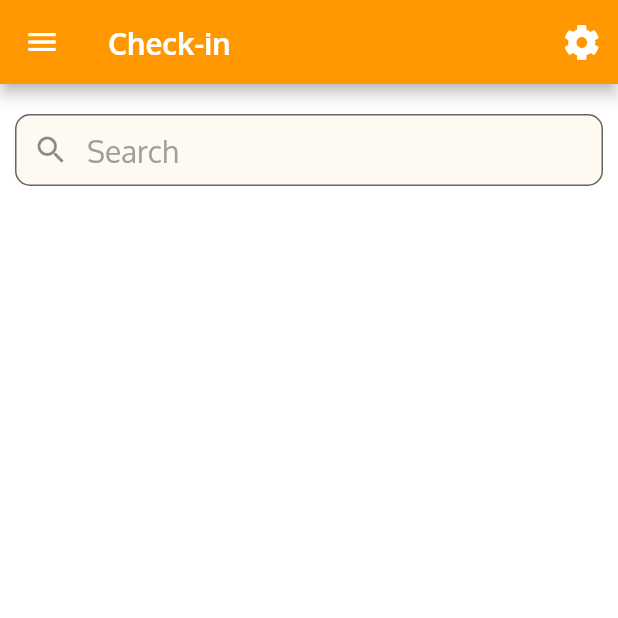
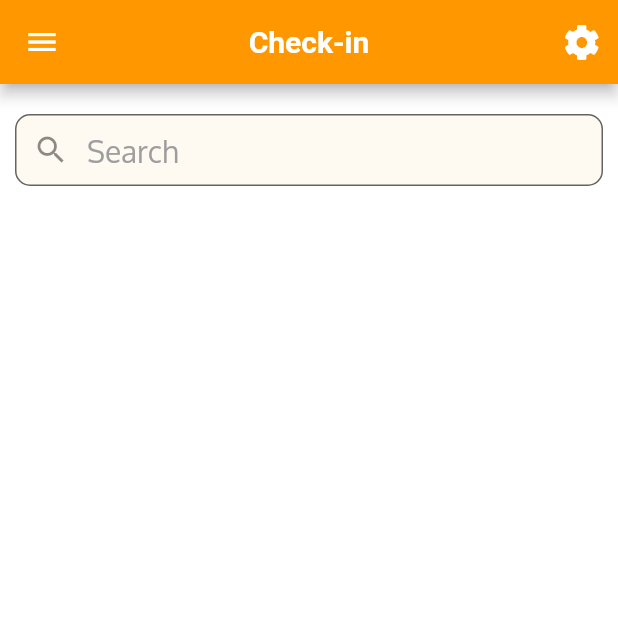
Before and after one commit to Mina-Nabil/StMaryFC, a Flutter app: the HomeScreen screen opened directly, on a phone screen of 412 x 824 dp, the top half of it. Run offline on Flutter 3.47's test engine with Material 2 defaults, Android fonts, the phone set to English and light mode, and no system bars; our stand-ins replace connectivity, flutter_secure_storage, font_awesome_flutter, image_cropper, image_picker, page_transition and 1 more; accounts and stored records are empty; network calls fail.

Commit message:
add AppBar theme and remove DefAppBar no need anymore

```diff
--- a/lib/screens/EditLoginEmailScreen.dart
+++ b/lib/screens/EditLoginEmailScreen.dart
@@ -18,7 +18,7 @@ class EditLoginEmailScreen extends StatelessWidget {
   @override
   Widget build(BuildContext context) {
     return FAScreen(
-      appBar: DefAppBar.getBar(context, "Change Email", isAdd: false),
+      appBar: AppBar(title: Text("Change Email")),
       body: Container(
           padding: EdgeInsets.only(top: 20, left: 20, right: 20),
           decoration: BoxDecoration(color: Colors.white, borderRadius: BorderRadius.all(Radius.circular(15)), border: Border.all(color: Color.fromRGBO(79, 50, 0, 1))),
--- a/lib/screens/EditLoginPasswordScreen.dart
+++ b/lib/screens/EditLoginPasswordScreen.dart
@@ -17,7 +17,7 @@ class EditLoginPasswordScreen extends StatelessWidget {
   @override
   Widget build(BuildContext context) {
     return FAScreen(
-      appBar: DefAppBar.getBar(context,"Change Password", isAdd: false),
+      appBar: AppBar(title: Text("Change Password")),
       body: Container(
           padding: EdgeInsets.only(top: 20, left: 20, right: 20),
           decoration: BoxDecoration(color: Colors.white, borderRadius: BorderRadius.all(Radius.circular(15)), border: Border.all(color: Color.fromRGBO(79, 50, 0, 1))),
--- a/lib/screens/HomeScreen.dart
+++ b/lib/screens/HomeScreen.dart
@@ -1,12 +1,13 @@
 import 'dart:async';
 import 'package:StMaryFA/providers/UsersProvider.dart';
-import 'package:StMaryFA/widgets/DefAppBar.dart';
+import 'package:StMaryFA/screens/SettingsScreen.dart';
 import 'package:StMaryFA/widgets/DefDrawer.dart';
 import 'package:StMaryFA/widgets/UserCard.dart';
 import 'package:StMaryFA/widgets/UserDialog.dart';
 import 'package:flutter/cupertino.dart';
 import 'package:flutter/material.dart';
 import 'package:flutter/rendering.dart';
+import 'package:font_awesome_flutter/font_awesome_flutter.dart';
 import 'package:intl/intl.dart';
 import 'package:provider/provider.dart';
 
@@ -30,7 +31,10 @@ class _HomeScreenState extends State<HomeScreen> {
   Widget build(BuildContext context) {
     return Scaffold(
       backgroundColor: Theme.of(context).backgroundColor,
-      appBar: DefAppBar.getBar(context, "Check-in"),
+      appBar: AppBar(
+        title: Text("Check-in"),
+        actions: [IconButton(icon: FaIcon(FontAwesomeIcons.cog), onPressed: () => Navigator.of(context).push(MaterialPageRoute(builder: (context) => SettingsScreen())),)]
+      ),
       drawer: DefDrawer(),
       body: Container(
         padding: EdgeInsets.symmetric(horizontal: 10, vertical: 20),
--- a/lib/screens/ProfileScreen.dart
+++ b/lib/screens/ProfileScreen.dart
@@ -12,7 +12,7 @@ class ProfileScreen extends StatelessWidget {
   @override
   Widget build(BuildContext context) {
     return FAScreen(
-      appBar: DefAppBar.getBar(context, Utils.capitalize(Provider.of<Auth>(context).userName), isAdd: false),
+      appBar: AppBar(title: Text(Utils.capitalize(Provider.of<Auth>(context).userName))),
       body: Column(
         children: [
           Expanded(child: UserScreen.view(Provider.of<Auth>(context).currentUser, extra: EditLoginInfo(),)),
--- a/lib/screens/SettingsScreen.dart
+++ b/lib/screens/SettingsScreen.dart
@@ -1,7 +1,6 @@
 import 'package:StMaryFA/screens/AddUsersScreen.dart';
 import 'package:StMaryFA/screens/FAScreen.dart';
 import 'package:StMaryFA/screens/GroupsScreen.dart';
-import 'package:StMaryFA/widgets/DefAppBar.dart';
 import 'package:flutter/material.dart';
 import 'package:font_awesome_flutter/font_awesome_flutter.dart';
 
@@ -24,7 +23,7 @@ class _SettingsScreenState extends State<SettingsScreen> {
   @override
   Widget build(BuildContext context) {
     return FAScreen(
-      appBar: DefAppBar.getBar(context, "Settings", isAdd: false),
+      appBar: AppBar(title: Text("Settings")),
       body: PageView(
           controller: _controller,
           onPageChanged: (i) => changeIndex(i),
--- a/lib/screens/UserProfileScreen.dart
+++ b/lib/screens/UserProfileScreen.dart
@@ -2,7 +2,6 @@ import 'package:StMaryFA/models/User.dart';
 import 'package:StMaryFA/providers/UsersProvider.dart';
 import 'package:StMaryFA/screens/AddUsersScreen.dart';
 import 'package:StMaryFA/screens/FAScreen.dart';
-import 'package:StMaryFA/widgets/DefAppBar.dart';
 import 'package:flutter/material.dart';
 import 'package:provider/provider.dart';
 
@@ -29,7 +28,7 @@ class _UserProfileScreenState extends State<UserProfileScreen> {
           } else {
             User user = snapshot.data as User;
             return FAScreen(
-              appBar: DefAppBar.getBar(context, Utils.capitalize(user.userName), isAdd: false),
+              appBar: AppBar(title: Text(Utils.capitalize(user.userName))),
               body: UserScreen.view(user) ,
             );
           }
--- a/lib/widgets/DefAppBar.dart
+++ /dev/null
@@ -1,23 +0,0 @@
-import 'package:StMaryFA/screens/SettingsScreen.dart';
-import 'package:flutter/cupertino.dart';
-import 'package:flutter/material.dart';
-import 'package:font_awesome_flutter/font_awesome_flutter.dart';
-
-class DefAppBar {
-  static AppBar getBar(context, defTitle, {isAdd = true}) {
-    List<Widget> actionsList = [];
-
-    if (isAdd)
-      actionsList.add(IconButton(
-        icon: FaIcon(FontAwesomeIcons.cog),
-        onPressed: () => Navigator.of(context).push(MaterialPageRoute(builder: (context) => SettingsScreen())),
-      ));
-
-    return AppBar(
-      brightness: Brightness.dark,
-      title: Text(defTitle, style: TextStyle(fontWeight: FontWeight.bold, color: Colors.white)),
-      iconTheme: IconThemeData(color: Colors.white),
-      actions: actionsList,
-    );
-  }
-}
```
Also changed, not shown: lib/main.dart (+13 -0 lines), lib/screens/FAScreen.dart (+4 -3 lines).
